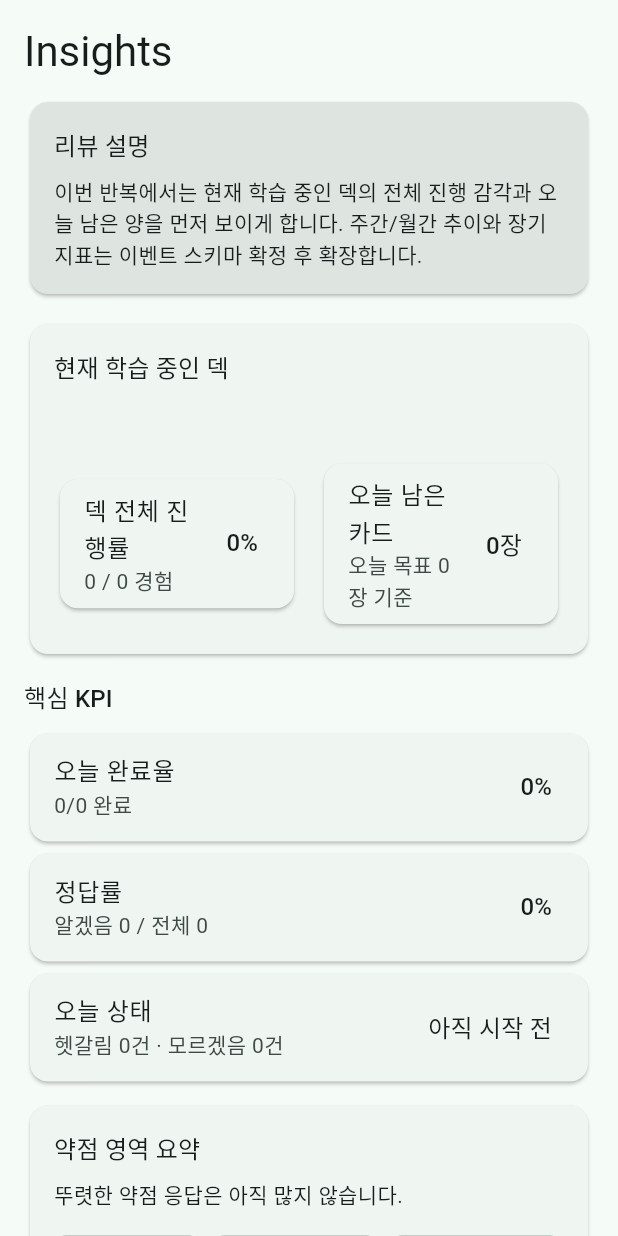
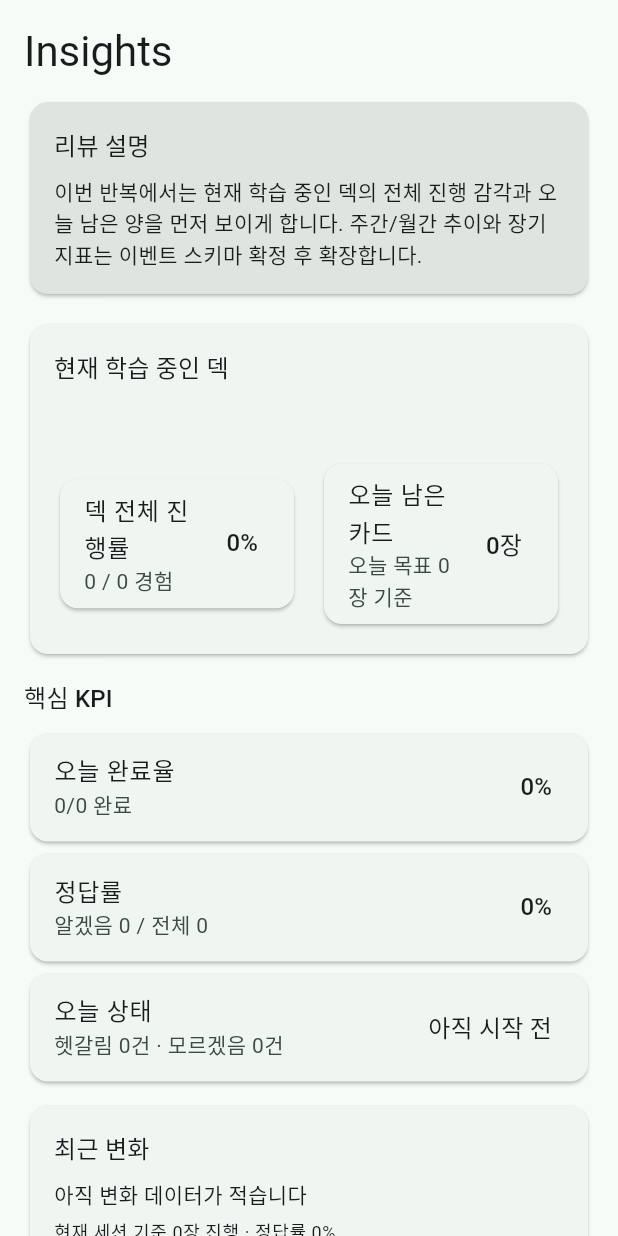
Before and after one commit to 0807ksc/repeato, a Flutter app: the InsightsScreen widget shown alone on an empty page, opened directly with empty values, on a phone screen of 412 x 824 dp. Run offline on Flutter 3.47's test engine with Material 3 defaults, Android fonts, the phone set to English and light mode, and no system bars.

Commit message:
feat: add insights trend and next review cards (#16)
Co-authored-by: sungchul kang <sungchulkang@sungchului-MacBookPro.local>

```diff
--- a/app/lib/screens/insights_screen.dart
+++ b/app/lib/screens/insights_screen.dart
@@ -27,6 +27,12 @@ class InsightsScreen extends StatelessWidget {
     final deckProgressCount = stats.completed > totalCards ? totalCards : stats.completed;
     final deckProgressRate = totalCards == 0 ? 0 : ((deckProgressCount / totalCards) * 100).round();
     final todayRemaining = stats.target - stats.completed < 0 ? 0 : stats.target - stats.completed;
+    final recentChangeLabel = stats.completed == 0
+        ? '아직 변화 데이터가 적습니다'
+        : accuracy >= 70
+            ? '정답률이 안정적으로 유지되고 있습니다'
+            : '재복습 비중이 높아 다시 확인이 필요합니다';
+    final nextReviewLabel = todayRemaining == 0 ? '오늘 세션 마감 후 다음 묶음 계산' : '오늘 안에 다음 복습 묶음이 이어집니다';
     final weakFocus = stats.again > stats.unsure
         ? '기억이 거의 나지 않는 카드가 더 많습니다.'
         : stats.unsure > 0
@@ -88,6 +94,46 @@ class InsightsScreen extends StatelessWidget {
         _MetricCard(title: '오늘 완료율', value: '$completionRate%', subtitle: '${stats.completed}/${stats.target} 완료'),
         _MetricCard(title: '정답률', value: '$accuracy%', subtitle: '알겠음 ${stats.known} / 전체 $solved'),
         _MetricCard(title: '오늘 상태', value: todayStatus, subtitle: '헷갈림 ${stats.unsure}건 · 모르겠음 ${stats.again}건'),
+        const SizedBox(height: 8),
+        Card(
+          child: Padding(
+            padding: const EdgeInsets.all(16),
+            child: Column(
+              crossAxisAlignment: CrossAxisAlignment.start,
+              children: [
+                Text('최근 변화', style: Theme.of(context).textTheme.titleMedium),
+                const SizedBox(height: 8),
+                Text(recentChangeLabel),
+                const SizedBox(height: 6),
+                Text(
+                  '현재 세션 기준 ${stats.completed}장 진행 · 정답률 $accuracy%',
+                  style: Theme.of(context).textTheme.bodySmall,
+                ),
+              ],
+            ),
+          ),
+        ),
+        const SizedBox(height: 8),
+        Card(
+          child: Padding(
+            padding: const EdgeInsets.all(16),
+            child: Column(
+              crossAxisAlignment: CrossAxisAlignment.start,
+              children: [
+                Text('다음 복습 시점', style: Theme.of(context).textTheme.titleMedium),
+                const SizedBox(height: 8),
+                Text(nextReviewLabel),
+                const SizedBox(height: 6),
+                Text(
+                  todayRemaining == 0
+                      ? '예상: 내일 오전 첫 복습 묶음이 준비됩니다.'
+                      : '예상: 남은 $todayRemaining장을 마치면 바로 다음 복습 카드가 이어집니다.',
+                  style: Theme.of(context).textTheme.bodySmall,
+                ),
+              ],
+            ),
+          ),
+        ),
         const SizedBox(height: 8),
         Card(
           child: Padding(
```
Also changed, not shown: 4 other files.
